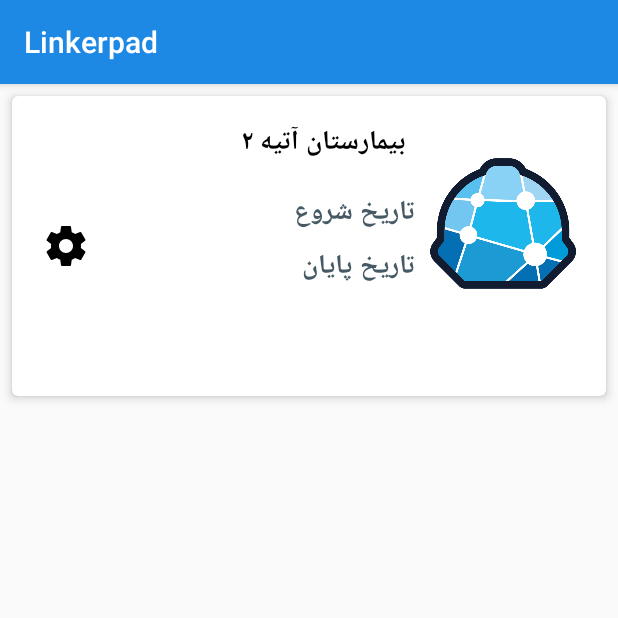
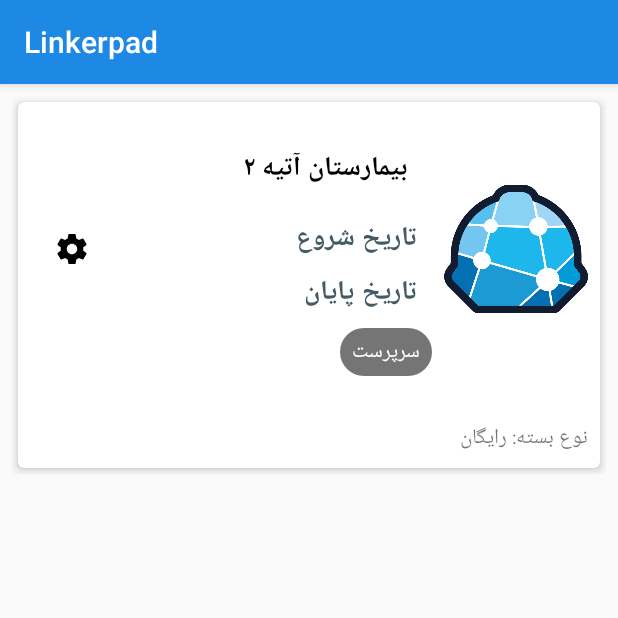
Before and after one commit to LinkerpadStartup/Linkerpad-phase0-, an Android app: the fragment ProjectsFragment shown on its own in the app's theme, on a phone screen of 412 x 824 dp, the top half of it. Run offline under Robolectric (Android 15) with nearby library versions, the light colour scheme and no system bars.

Commit message:
some changes in ui

```diff
--- /dev/null
+++ b/app/src/main/res/drawable/rounded_back.xml
@@ -0,0 +1,7 @@
+<?xml version="1.0" encoding="utf-8"?>
+<shape xmlns:android="http://schemas.android.com/apk/res/android"
+   android:shape="rectangle" >
+    <solid android:color="@color/gray600" />
+    <corners android:radius="16dp" />
+
+</shape>
--- a/app/src/main/res/layout/content_main.xml
+++ b/app/src/main/res/layout/content_main.xml
@@ -74,6 +74,8 @@
         android:src="@drawable/ic_add"
         android:layout_height="wrap_content"
         android:layout_alignParentLeft="true"
+        android:clickable="true"
+        android:focusable="true"
         android:layout_alignParentBottom="true"
         android:layout_margin="10dp"
         />
--- a/app/src/main/res/layout/projetcs_items.xml
+++ b/app/src/main/res/layout/projetcs_items.xml
@@ -1,31 +1,43 @@
 <?xml version="1.0" encoding="utf-8"?>
-<android.support.v7.widget.CardView xmlns:android="http://schemas.android.com/apk/res/android"
+<RelativeLayout xmlns:android="http://schemas.android.com/apk/res/android"
     xmlns:app="http://schemas.android.com/apk/res-auto"
     android:layout_width="match_parent"
     android:layout_height="wrap_content"
     android:layout_marginLeft="8dp"
     android:layout_marginRight="8dp"
-    android:layout_marginTop="8dp"
+    android:layout_marginTop="8dp">
+
+
+    <android.support.v7.widget.CardView
+        android:layout_width="match_parent"
+        android:layout_height="wrap_content"
+        android:layout_margin="4dp"
         app:cardCornerRadius="4dp"
         app:cardElevation="4dp">
 
         <LinearLayout
             android:layout_width="match_parent"
-        android:layout_height="200dp"
+            android:layout_height="wrap_content"
+            android:orientation="vertical">
+
+            <LinearLayout
+                android:layout_width="match_parent"
+                android:layout_height="wrap_content"
                 android:layoutDirection="ltr"
-        android:orientation="horizontal"
-        android:paddingRight="20dp">
+                android:orientation="horizontal">
 
                 <ImageView
                     android:layout_width="0dp"
-            android:layout_height="match_parent"
+                    android:layout_height="wrap_content"
+                    android:layout_gravity="center"
                     android:layout_marginLeft="20dp"
                     android:layout_weight="0.1"
                     android:src="@drawable/ic_settings" />
 
                 <LinearLayout
                     android:layout_width="0dp"
-            android:layout_height="match_parent"
+                    android:layout_height="wrap_content"
+                    android:layout_gravity="center"
                     android:layout_weight="0.7"
                     android:orientation="vertical">
 
@@ -56,16 +68,41 @@
                         android:textColor="@color/blue_gray700"
                         android:textSize="18sp"
                         android:textStyle="bold" />
+
+                    <TextView
+                        android:layout_width="wrap_content"
+                        android:layout_height="wrap_content"
+                        android:layout_gravity="right"
+                        android:layout_marginTop="8dp"
+                        android:background="@drawable/rounded_back"
+                        android:paddingRight="8dp"
+                        android:paddingLeft="8dp"
+                        android:paddingTop="4dp"
+                        android:paddingBottom="4dp"
+                        android:text="سرپرست"
+                        android:textColor="@color/white" />
                 </LinearLayout>
 
 
                 <ImageView
                     android:layout_width="0dp"
-            android:layout_height="match_parent"
-            android:layout_marginBottom="30dp"
+                    android:layout_height="180dp"
+                    android:layout_gravity="center"
                     android:layout_weight="0.3"
+                    android:layout_margin="8dp"
                     android:src="@drawable/logo" />
 
 
             </LinearLayout>
+
+            <TextView
+                android:layout_width="match_parent"
+                android:layout_height="wrap_content"
+
+                android:layout_marginTop="8dp"
+                android:padding="8dp"
+                android:text="نوع بسته: رایگان" />
+        </LinearLayout>
     </android.support.v7.widget.CardView>
+
+</RelativeLayout>
```
Lines whose indentation alone changed are shown as unchanged.
